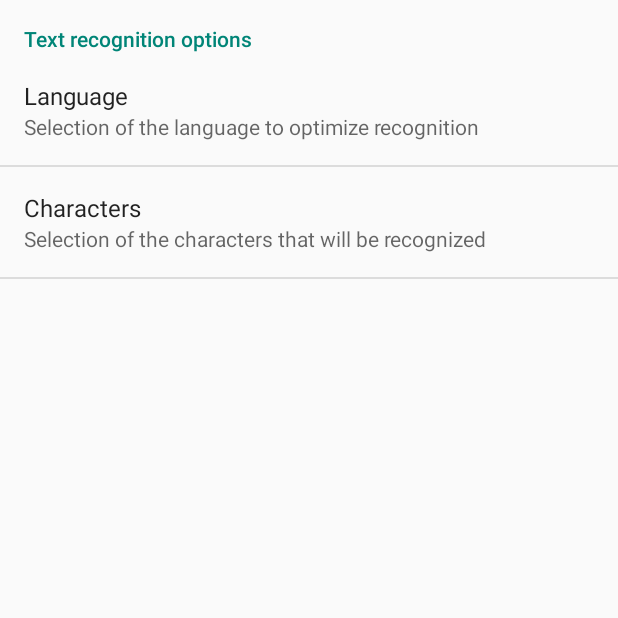
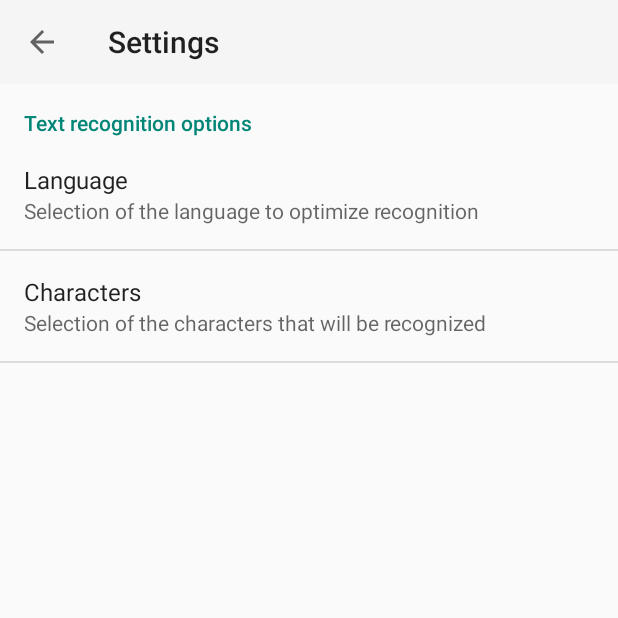
Before and after one commit to CyrilleSavy/MobOpScanText, an Android app: the MainPreferencesActivity screen opened directly, with no data from a screen before it, on a phone screen of 412 x 824 dp, the top half of it. Run offline under Robolectric (Android 15) with nearby library versions, the phone set to English and light mode, and no system bars.

Commit message:
Add the navigation toolbar for the Settings activity

```diff
--- a/app/src/main/java/com/example/cyrille/scanText/MainPreferencesActivity.java
+++ b/app/src/main/java/com/example/cyrille/scanText/MainPreferencesActivity.java
@@ -4,6 +4,10 @@ import android.os.Bundle;
 import android.preference.MultiSelectListPreference;
 import android.preference.Preference;
 import android.preference.PreferenceActivity;
+import android.support.v7.widget.Toolbar;
+import android.view.LayoutInflater;
+import android.view.View;
+import android.widget.LinearLayout;
 
 import java.util.Set;
 
@@ -12,10 +16,7 @@ import java.util.Set;
  */
 public class MainPreferencesActivity extends PreferenceActivity
     {
-
-    //TODO : add the navigation toolbar
     //TODO : manage the MultiselectListPreference to show the user that its not possible to uncheck all options
-
 
     @Override
     protected void onCreate(Bundle savedInstanceState)
@@ -27,6 +28,24 @@ public class MainPreferencesActivity extends PreferenceActivity
         setCharsetsChangeListener();
         }
 
+    @Override
+    protected void onPostCreate(Bundle savedInstanceState)
+        {
+        super.onPostCreate(savedInstanceState);
+
+        LinearLayout root = (LinearLayout) findViewById(android.R.id.list).getParent().getParent().getParent();
+        Toolbar bar = (Toolbar) LayoutInflater.from(this).inflate(R.layout.settings_toolbar, root, false);
+        root.addView(bar, 0); // insert at top
+        bar.setNavigationOnClickListener(new View.OnClickListener()
+        {
+        @Override
+        public void onClick(View v)
+            {
+            onBackPressed();
+            }
+        });
+        }
+
     //pour éviter que la liste ne soit vidée par l'utilisateur
     private void setCharsetsChangeListener()
         {
@@ -36,9 +55,9 @@ public class MainPreferencesActivity extends PreferenceActivity
         @Override
         public boolean onPreferenceChange(Preference preference, Object newValue)
             {
-            Set<String> newHostValue = (Set<String>) newValue;
+            Set<String> newCharsetValue = (Set<String>) newValue;
 
-            if (newHostValue.isEmpty())
+            if (newCharsetValue.isEmpty())
                 {
                 return false;
                 }
--- a/app/src/main/java/com/example/cyrille/scanText/Tools.java
+++ b/app/src/main/java/com/example/cyrille/scanText/Tools.java
@@ -150,7 +150,7 @@ public class Tools
 
     public static Bitmap getFocusedBitmap(Context context, View view, Camera camera, byte[] data, Rect box)
         {
-        Point CamRes = FocusBoxUtils.getCameraResolution(context, camera);
+        Point CamRes = CameraUtils.getCameraResolution(context, camera);
         Bitmap bmpIn = Tools.decodeByteArray(data, CamRes.x, CamRes.y, Tools.ScalingLogic.CROP);
 
         int VW = view.getWidth();
--- /dev/null
+++ b/app/src/main/res/layout/settings_toolbar.xml
@@ -0,0 +1,14 @@
+<?xml version="1.0" encoding="utf-8"?>
+<android.support.v7.widget.Toolbar
+    android:id="@+id/toolbar"
+    xmlns:android="http://schemas.android.com/apk/res/android"
+    xmlns:app="http://schemas.android.com/apk/res-auto"
+    android:layout_width="match_parent"
+    android:layout_height="wrap_content"
+    android:background="?attr/colorPrimary"
+    android:minHeight="?attr/actionBarSize"
+    app:navigationContentDescription="@string/abc_action_bar_up_description"
+    app:navigationIcon="?attr/homeAsUpIndicator"
+    app:theme="@style/Widget.AppCompat.Light.ActionBar"
+    app:title="@string/action_settings"
+    />
--- a/app/src/main/res/xml/advanced_preferences.xml
+++ b/app/src/main/res/xml/advanced_preferences.xml
@@ -3,11 +3,6 @@
 
     <PreferenceCategory
         android:title="Text recognition options">
-
-        <!--<CheckBoxPreference-->
-        <!--android:key="checkbox_preference"-->
-        <!--android:summary="checkbox_preference"-->
-        <!--android:title="checkbox_preference"/>-->
 
         <ListPreference
             android:defaultValue="@string/entryvalues_language_default"
@@ -28,64 +23,4 @@
             android:title="Characters"/>
 
     </PreferenceCategory>
-
-    <!--<PreferenceCategory-->
-    <!--android:title="dialog_based_preferences">-->
-
-    <!--&lt;!&ndash;<EditTextPreference&ndash;&gt;-->
-    <!--&lt;!&ndash;android:dialogTitle="edittext_preference"&ndash;&gt;-->
-    <!--&lt;!&ndash;android:key="edittext_preference"&ndash;&gt;-->
-    <!--&lt;!&ndash;android:summary="edittext_preference"&ndash;&gt;-->
-    <!--&lt;!&ndash;android:title="edittext_preference"/>&ndash;&gt;-->
-
-
-    <!--</PreferenceCategory>-->
-
-    <!--    <PreferenceCategory
-            android:title="launch_preferences">
-
-            &lt;!&ndash; This PreferenceScreen tag sends the user to a new fragment of
-                 preferences.  If running in a large screen, they can be embedded
-                 inside of the overall preferences UI. &ndash;&gt;
-            <PreferenceScreen
-                android:fragment="com.example.cyrille.scanText.MainPreferencesActivity$Prefs1FragmentInner"
-                android:summary="summary_fragment_preference"
-                android:title="title_fragment_preference">
-                &lt;!&ndash; Arbitrary key/value pairs can be included for fragment arguments &ndash;&gt;
-                <extra
-                    android:name="someKey"
-                    android:value="somePrefValue"/>
-            </PreferenceScreen>
-
-            &lt;!&ndash; This PreferenceScreen tag sends the user to a completely different
-                 activity, switching out of the current preferences UI. &ndash;&gt;
-            <PreferenceScreen
-                android:summary="summary_intent_preference"
-                android:title="title_intent_preference">
-
-                <intent
-                    android:action="android.intent.action.VIEW"
-                    android:data="http://www.android.com"/>
-
-            </PreferenceScreen>
-
-        </PreferenceCategory>-->
-
-    <!--<PreferenceCategory-->
-    <!--android:title="preference_attributes">-->
-
-    <!--<CheckBoxPreference-->
-    <!--android:key="parent_checkbox_preference"-->
-    <!--android:summary="parent_checkbox_preference"-->
-    <!--android:title="parent_checkbox_preference"/>-->
-
-    <!--&lt;!&ndash; The visual style of a child is defined by this styled theme attribute. &ndash;&gt;-->
-    <!--<CheckBoxPreference-->
-    <!--android:dependency="parent_checkbox_preference"-->
-    <!--android:key="child_checkbox_preference"-->
-    <!--android:layout="?android:attr/preferenceLayoutChild"-->
-    <!--android:summary="child_checkbox_preference"-->
-    <!--android:title="child_checkbox_preference"/>-->
-
-    <!--</PreferenceCategory>-->
 </PreferenceScreen>
```
Also changed, not shown: app/src/main/java/com/example/cyrille/scanText/FocusBoxUtils.java (deleted, +0 -103 lines), app/src/main/java/com/example/cyrille/scanText/ImageDialog.java (deleted, +0 -69 lines), app/src/main/java/com/example/cyrille/scanText/ScalingUtilities.java (deleted, +0 -257 lines).
